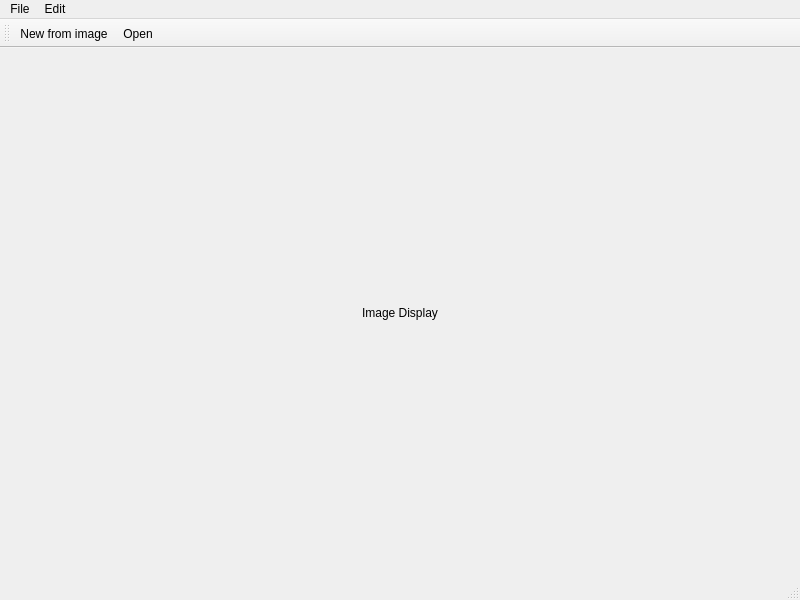
LAD-MathQuest/MathRunner, file mathrunner/ui/form_image_edit.ui: the form before one commit.
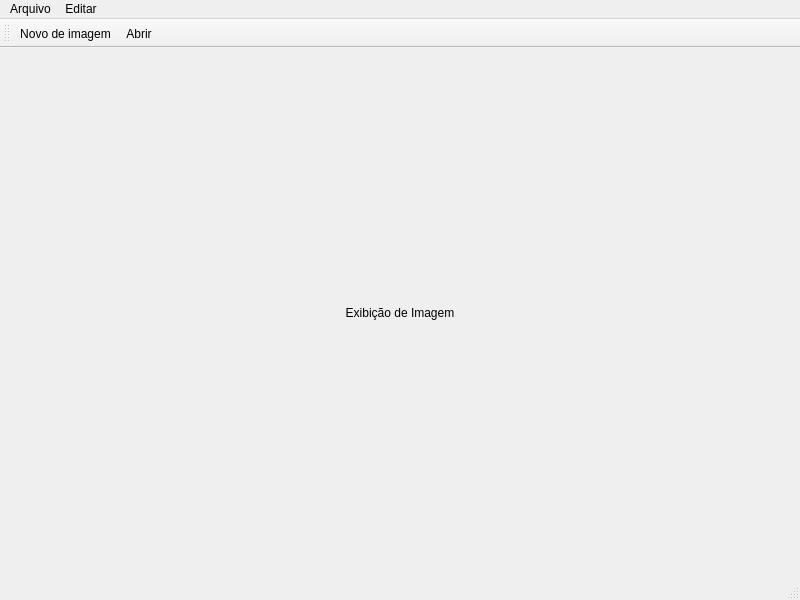
The form after the commit. Icons and pictures are not drawn.

Commit message: Finalização da tradução dos arquivos .ui

The edit to the form file:
```diff
--- a/mathrunner/ui/form_image_edit.ui
+++ b/mathrunner/ui/form_image_edit.ui
@@ -18,7 +18,7 @@
     <item row="0" column="0">
      <widget class="QLabel" name="label">
       <property name="text">
-       <string>Image Display</string>
+       <string>Exibição de Imagem</string>
       </property>
       <property name="alignment">
        <set>Qt::AlignCenter</set>
@@ -38,7 +38,7 @@
    </property>
    <widget class="QMenu" name="menuFile">
     <property name="title">
-     <string>File</string>
+     <string>Arquivo</string>
     </property>
     <addaction name="actionNew"/>
     <addaction name="actionNew_shape"/>
@@ -47,7 +47,7 @@
    </widget>
    <widget class="QMenu" name="menuEdit">
     <property name="title">
-     <string>Edit</string>
+     <string>Editar</string>
     </property>
     <addaction name="actionUndo"/>
     <addaction name="actionRedo"/>
@@ -81,7 +81,7 @@
     <iconset theme="document-new"/>
    </property>
    <property name="text">
-    <string>New from image</string>
+    <string>Novo de imagem</string> <!-- achar uma tradução melhor para new from imagem -->
    </property>
   </action>
   <action name="actionOpen">
@@ -89,7 +89,7 @@
     <iconset theme="document-open"/>
    </property>
    <property name="text">
-    <string>Open</string>
+    <string>Abrir</string>
    </property>
   </action>
   <action name="actionSelect">
```
Left out of the diff: 26 changed lines with no effect on the pictures. The commit also changes 3 other files.
